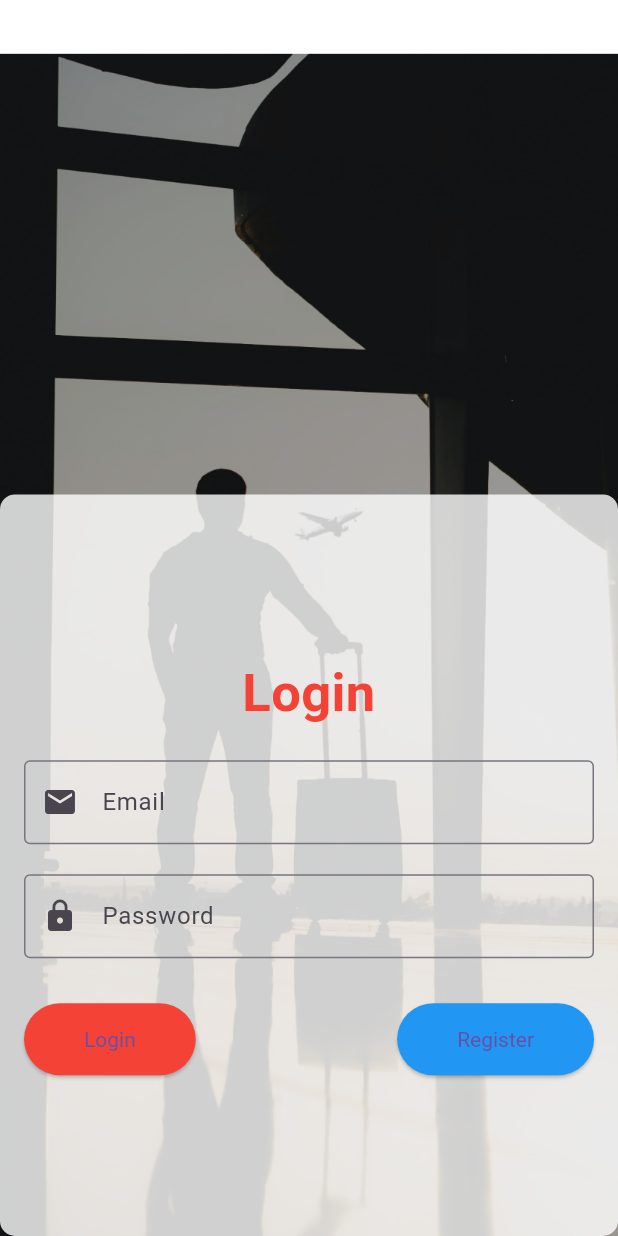
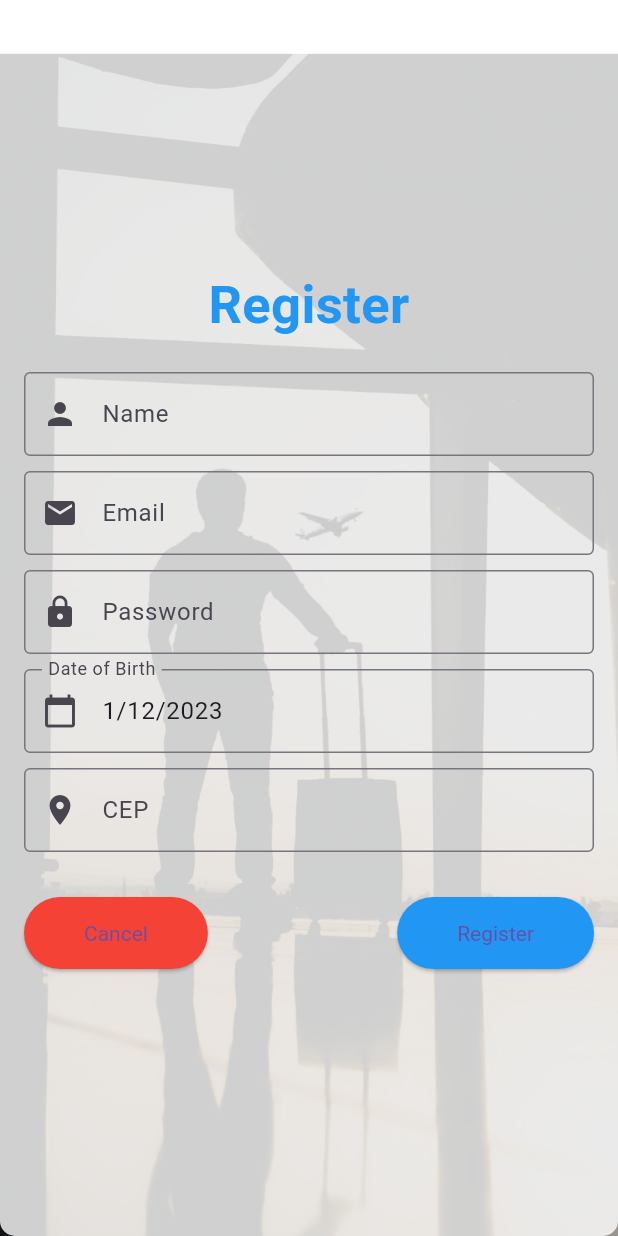
Before and after one commit to lumix00/pi, a Flutter app: the screen it shows after launch, after a tap on "Register", on a phone screen of 412 x 824 dp. Run offline on Flutter 3.47's test engine with Material 3 defaults, Android fonts, the phone set to English and light mode, and no system bars.

Commit message:
New Pages

```diff
--- a/lib/login.dart
+++ b/lib/login.dart
@@ -1,4 +1,5 @@
 import 'package:flutter/material.dart';
+import 'package:pi/register.dart';
 
 class Login extends StatefulWidget {
   final String backgroundImage;
@@ -6,6 +7,7 @@ class Login extends StatefulWidget {
   const Login({required this.backgroundImage});
 
   @override
+  // ignore: library_private_types_in_public_api
   _LoginState createState() => _LoginState();
 }
 
@@ -119,7 +121,14 @@ class _LoginState extends State<Login> with SingleTickerProviderStateMixin {
                         ),
                         ElevatedButton(
                           onPressed: () {
-                            // Perform registration logic here
+                            Navigator.push(
+                              context,
+                              MaterialPageRoute(
+                                builder: (context) => Register(
+                                  backgroundImage: widget.backgroundImage,
+                                ),
+                              ),
+                            );
                           },
                           style: ElevatedButton.styleFrom(
                             primary: Colors.blue,
--- /dev/null
+++ b/lib/register.dart
@@ -0,0 +1,234 @@
+import 'package:flutter/material.dart';
+import 'package:flutter/services.dart';
+
+class Register extends StatefulWidget {
+  final String backgroundImage;
+
+  const Register({required this.backgroundImage});
+
+  @override
+  _RegisterState createState() => _RegisterState();
+}
+
+class _RegisterState extends State<Register>
+    with SingleTickerProviderStateMixin {
+  late AnimationController _controller;
+  late Animation<Offset> _offsetAnimation;
+
+  // Variables to store user input
+  late TextEditingController _nameController;
+  late TextEditingController _emailController;
+  late TextEditingController _passwordController;
+  late TextEditingController _zipcodeController;
+  DateTime? _selectedDate; // Variable to store selected date
+
+  @override
+  void initState() {
+    super.initState();
+
+    _controller = AnimationController(
+      vsync: this,
+      duration: const Duration(milliseconds: 500),
+    );
+
+    _offsetAnimation = Tween<Offset>(
+      begin: const Offset(0.0, 1.0),
+      end: const Offset(0.0, 0.0),
+    ).animate(
+      CurvedAnimation(
+        parent: _controller,
+        curve: Curves.easeInOut,
+      ),
+    );
+
+    _controller.forward();
+
+    // Initialize controllers
+    _nameController = TextEditingController();
+    _emailController = TextEditingController();
+    _passwordController = TextEditingController();
+    _zipcodeController = TextEditingController();
+    _selectedDate = DateTime.now(); // Initialize with the current date
+  }
+
+  // Common method for login and registration logic
+  void _performAuthLogic() {
+    // Your authentication logic here
+    // Access user input using _nameController.text, _emailController.text, etc.
+    // Access selected date using _selectedDate
+  }
+
+  Future<void> _selectDate(BuildContext context) async {
+    final DateTime? picked = await showDatePicker(
+      context: context,
+      initialDate: _selectedDate ?? DateTime.now(),
+      firstDate: DateTime(1900),
+      lastDate: DateTime.now(),
+    );
+
+    if (picked != null && picked != _selectedDate) {
+      setState(() {
+        _selectedDate = picked;
+      });
+    }
+  }
+
+  @override
+  Widget build(BuildContext context) {
+    return Scaffold(
+      backgroundColor: Colors.transparent,
+      body: Container(
+        height: MediaQuery.of(context).size.height, // Full height of the screen
+        decoration: BoxDecoration(
+          image: DecorationImage(
+            image: AssetImage(widget.backgroundImage),
+            fit: BoxFit.cover,
+          ),
+        ),
+        child: Align(
+          alignment: Alignment.bottomCenter,
+          child: SlideTransition(
+            position: _offsetAnimation,
+            child: Container(
+              padding: const EdgeInsets.all(16),
+              decoration: BoxDecoration(
+                color: Colors.white.withOpacity(0.8),
+                borderRadius: BorderRadius.circular(10.0),
+              ),
+              child: Column(
+                mainAxisAlignment: MainAxisAlignment.center,
+                children: [
+                  const Text(
+                    "Register",
+                    style: TextStyle(
+                      fontSize: 35,
+                      color: Colors.blue,
+                      fontWeight: FontWeight.bold,
+                    ),
+                    textAlign: TextAlign.center,
+                  ),
+
+                  const SizedBox(height: 20),
+
+                  // New TextFormFields for registration details
+                  TextFormField(
+                    controller: _nameController,
+                    decoration: const InputDecoration(
+                      labelText: "Name",
+                      hintText: "Enter your name",
+                      prefixIcon: Icon(Icons.person),
+                      border: OutlineInputBorder(),
+                    ),
+                  ),
+
+                  const SizedBox(height: 10),
+
+                  TextFormField(
+                    controller: _emailController,
+                    keyboardType: TextInputType.emailAddress,
+                    decoration: const InputDecoration(
+                      labelText: "Email",
+                      hintText: "Enter your email",
+                      prefixIcon: Icon(Icons.email),
+                      border: OutlineInputBorder(),
+                    ),
+                  ),
+
+                  const SizedBox(height: 10),
+
+                  TextFormField(
+                    controller: _passwordController,
+                    obscureText: true,
+                    decoration: const InputDecoration(
+                      labelText: "Password",
+                      hintText: "Enter your password",
+                      prefixIcon: Icon(Icons.lock),
+                      border: OutlineInputBorder(),
+                    ),
+                  ),
+
+                  const SizedBox(height: 10),
+
+                  TextFormField(
+                    onTap: () => _selectDate(context),
+                    readOnly: true,
+                    controller: TextEditingController(
+                      text: _selectedDate != null
+                          ? "${_selectedDate!.day}/${_selectedDate!.month}/${_selectedDate!.year}"
+                          : "Select your date of birth",
+                    ),
+                    decoration: const InputDecoration(
+                      labelText: "Date of Birth",
+                      prefixIcon: Icon(Icons.calendar_today),
+                      border: OutlineInputBorder(),
+                    ),
+                  ),
+
+                  const SizedBox(height: 10),
+
+                  // TextFormField for CEP
+                  TextFormField(
+                    controller: _zipcodeController,
+                    keyboardType: TextInputType.number,
+                    inputFormatters: [FilteringTextInputFormatter.digitsOnly],
+                    decoration: const InputDecoration(
+                      labelText: "CEP",
+                      hintText: "Enter your ZIP code",
+                      prefixIcon: Icon(Icons.location_on),
+                      border: OutlineInputBorder(),
+                    ),
+                  ),
+
+                  const SizedBox(height: 30),
+
+                  Row(
+                    mainAxisAlignment: MainAxisAlignment.spaceBetween,
+                    children: [
+                      ElevatedButton(
+                        onPressed: () {
+                          Navigator.pop(context); // Navigate back to login
+                        },
+                        style: ElevatedButton.styleFrom(
+                          primary: Colors.red,
+                          textStyle: const TextStyle(color: Colors.white),
+                        ),
+                        child: const Padding(
+                          padding: EdgeInsets.all(16),
+                          child: Text("Cancel"),
+                        ),
+                      ),
+                      ElevatedButton(
+                        onPressed: () {
+                          _performAuthLogic(); // Perform registration logic
+                        },
+                        style: ElevatedButton.styleFrom(
+                          primary: Colors.blue,
+                          textStyle: const TextStyle(color: Colors.white),
+                        ),
+                        child: const Padding(
+                          padding: EdgeInsets.all(16),
+                          child: Text("Register"),
+                        ),
+                      ),
+                    ],
+                  ),
+                ],
+              ),
+            ),
+          ),
+        ),
+      ),
+    );
+  }
+
+  @override
+  void dispose() {
+    // Dispose controllers to free up resources
+    _nameController.dispose();
+    _emailController.dispose();
+    _passwordController.dispose();
+    _zipcodeController.dispose();
+    _controller.dispose();
+    super.dispose();
+  }
+}
```
Also changed, not shown: pubspec.yaml (+4 -35 lines), lib/home.dart (added), pubspec.lock.
